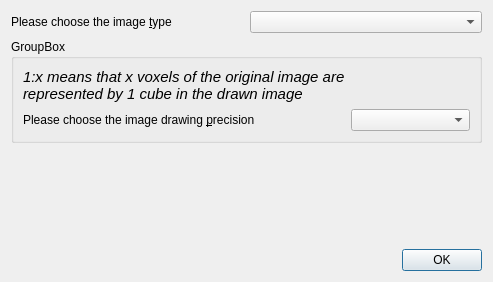
Above: Polyhedron/demo/Polyhedron/Plugins/Mesh_3/Image_res_dialog.ui from CGAL/cgal before the change. Below: the same form after it.
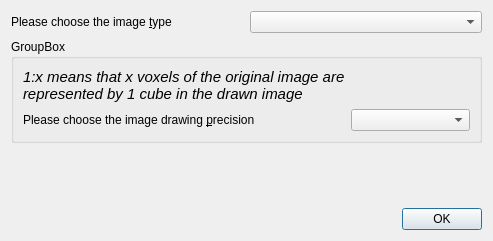
That is the form after the change.

Commit message: Remove the useless height==40 for the spacer

```diff
--- a/Polyhedron/demo/Polyhedron/Plugins/Mesh_3/Image_res_dialog.ui
+++ b/Polyhedron/demo/Polyhedron/Plugins/Mesh_3/Image_res_dialog.ui
@@ -7,7 +7,7 @@
     <x>0</x>
     <y>0</y>
     <width>493</width>
-    <height>282</height>
+    <height>241</height>
    </rect>
   </property>
   <property name="sizePolicy">
@@ -103,7 +103,7 @@
      <property name="sizeHint" stdset="0">
       <size>
        <width>20</width>
-       <height>40</height>
+       <height>0</height>
       </size>
      </property>
     </spacer>
```
